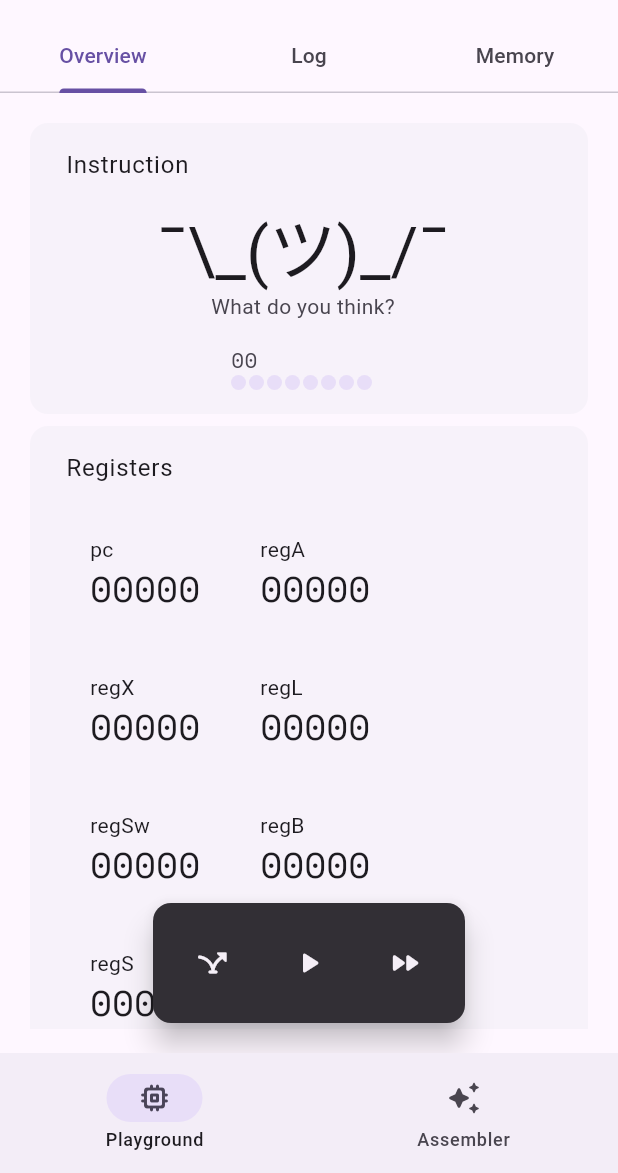
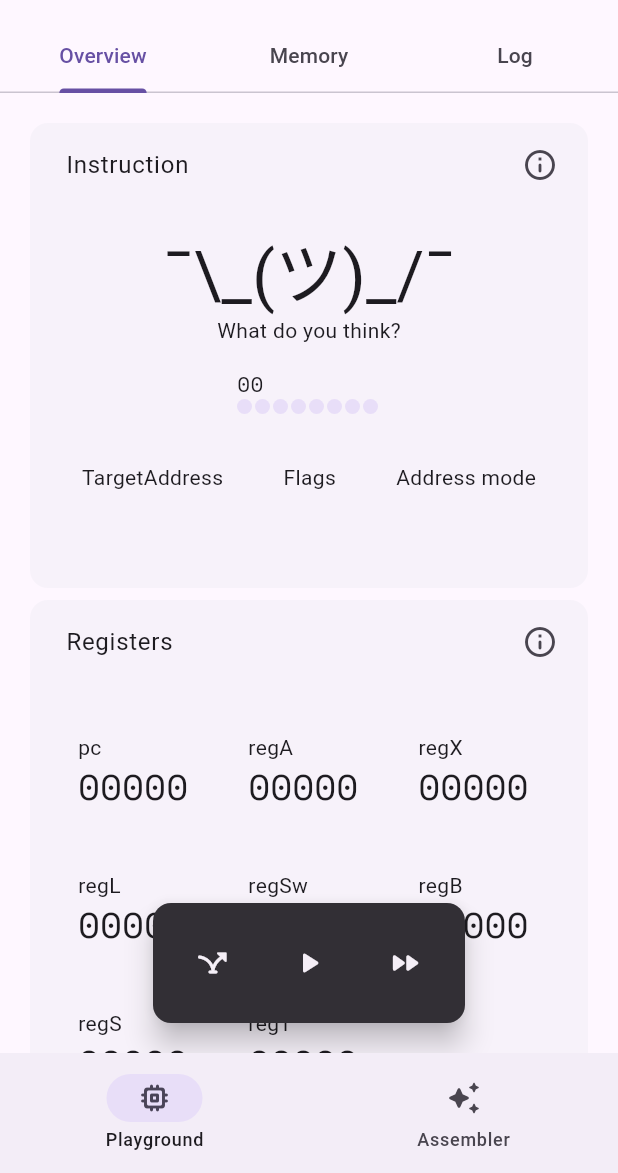
Before and after one commit to ljcucc/sicxe-ide, a Flutter app: the screen it shows after launch, on a phone screen of 412 x 824 dp, the part 63-1236 px from its top. Run offline on Flutter 3.47's test engine with Material 3 defaults, Android fonts, the phone set to English and light mode, and no system bars; drawn by our look-alikes of dynamic_color; our stand-ins replace google_fonts; missing offline and left inert: dart:ffi.

Commit message:
extended overview_card, TA disp, instr flag disp, add document

```diff
--- /dev/null
+++ b/lib/document_page/document_page.dart
@@ -0,0 +1,22 @@
+import 'package:flutter/material.dart';
+import 'package:sicxe/document_page/documents.dart';
+
+class DocumentPage extends StatelessWidget {
+  const DocumentPage({super.key});
+
+  @override
+  Widget build(BuildContext context) {
+    return Scaffold(
+      appBar: AppBar(
+        title: Text("Documents"),
+      ),
+      body: ListView(children: [
+        for (final title in documents.keys)
+          ListTile(
+            title: Text(title),
+            onTap: () {},
+          ),
+      ]),
+    );
+  }
+}
--- /dev/null
+++ b/lib/document_page/documents.dart
@@ -0,0 +1,2 @@
+Map<String, String> documents = {
+};
--- a/lib/overview_card.dart
+++ b/lib/overview_card.dart
@@ -1,28 +1,68 @@
 import 'package:flutter/material.dart';
+import 'package:sicxe/document_page/documents.dart';
 
 class OverviewCard extends StatelessWidget {
   final Widget title;
   final Widget? child;
 
+  final bool expanded;
+
   const OverviewCard({
     super.key,
     required this.title,
     this.child,
+    this.expanded = false,
   });
 
   @override
   Widget build(BuildContext context) {
+    final body = Padding(
+      padding: const EdgeInsets.symmetric(horizontal: 8).copyWith(top: 8),
+      child: child,
+    );
     return Card(
       shadowColor: Colors.transparent,
       child: Container(
         width: double.infinity,
-        padding: const EdgeInsets.all(8),
-        child: ListTile(
-          title: title,
-          subtitle: Padding(
-            padding: const EdgeInsets.only(top: 16),
-            child: child,
-          ),
+        padding: const EdgeInsets.symmetric(vertical: 16, horizontal: 8)
+            .copyWith(top: 0, right: 8),
+        child: Column(
+          crossAxisAlignment: CrossAxisAlignment.start,
+          children: [
+            ListTile(
+              title: title,
+              contentPadding: EdgeInsets.only(left: 16),
+              trailing: IconButton(
+                onPressed: () {
+                  showDialog(
+                    context: context,
+                    builder: (context) {
+                      return Dialog(
+                        backgroundColor: Theme.of(context).colorScheme.surface,
+                        child: Container(
+                          padding: const EdgeInsets.all(24.0),
+                          constraints: BoxConstraints(maxWidth: 700),
+                          child: ListTile(
+                            title: title,
+                            subtitle: Text(
+                                documents[title.toString().split('"')[1]] ??
+                                    ""),
+                          ),
+                        ),
+                      );
+                    },
+                  );
+                },
+                icon: Icon(Icons.info_outline_rounded),
+              ),
+            ),
+            if (!expanded) SizedBox(height: 8),
+            if (expanded)
+              Expanded(
+                child: body,
+              ),
+            if (!expanded) body
+          ],
         ),
       ),
     );
--- a/lib/playground_page/inspectors/instruction_inspector.dart
+++ b/lib/playground_page/inspectors/instruction_inspector.dart
@@ -3,6 +3,7 @@ import 'dart:typed_data';
 import 'package:flutter/material.dart';
 import 'package:sicxe/binary_bar.dart';
 import 'package:sicxe/overview_card.dart';
+import 'package:sicxe/value_block.dart';
 import 'package:sicxe/vm/vm.dart';
 
 class InstructionInspector extends StatelessWidget {
@@ -10,19 +11,47 @@ class InstructionInspector extends StatelessWidget {
 
   const InstructionInspector({super.key, required this.vm});
 
+  _flags2disp(TargetAddress? ta) {
+    String disp = "";
+    if (ta == null) return disp;
+
+    disp += ta.n ? "n" : "_";
+    disp += ta.i ? "i" : "_";
+    disp += ta.x ? "x" : "_";
+    disp += ta.b ? "b" : "_";
+    disp += ta.p ? "p" : "_";
+    disp += ta.e ? "e" : "_";
+
+    return disp;
+  }
+
   @override
   Widget build(BuildContext context) {
     print(vm.curInstruction);
 
     return OverviewCard(
       title: Text("Instruction"),
+      child: Container(
+        width: double.infinity,
+        child: Wrap(
+          alignment: WrapAlignment.center,
+          runAlignment: WrapAlignment.center,
+          runSpacing: 16,
+          spacing: 16,
+          children: [
+            SizedBox(
+              width: 450,
               child: Column(
-        // crossAxisAlignment: CrossAxisAlignment.start,
                 children: [
-          Text(
+                  SizedBox(
+                    width: 300,
+                    child: Text(
                       vm.curInstruction?.opcode.name ?? "¯\\_(ツ)_/¯",
                       style: Theme.of(context).textTheme.displayMedium,
+                      maxLines: 1,
+                      overflow: TextOverflow.fade,
                       textAlign: TextAlign.center,
+                    ),
                   ),
                   Text(vm.curInstruction?.format.name ?? "What do you think?"),
                   SizedBox(height: 16),
@@ -32,6 +61,26 @@ class InstructionInspector extends StatelessWidget {
                   ),
                 ],
               ),
+            ),
+            SingleChildScrollView(
+              scrollDirection: Axis.horizontal,
+              child: Row(
+                mainAxisSize: MainAxisSize.min,
+                children: [
+                  ValueBlock(title: "TargetAddress", disp: ""),
+                  SizedBox(width: 8),
+                  ValueBlock(
+                    title: "Flags",
+                    disp: _flags2disp(vm.ta),
+                  ),
+                  SizedBox(width: 8),
+                  ValueBlock(title: "Address mode", disp: ""),
+                ],
+              ),
+            ),
+          ],
+        ),
+      ),
     );
   }
 }
--- a/lib/playground_page/inspectors/memory_inspector.dart
+++ b/lib/playground_page/inspectors/memory_inspector.dart
@@ -2,6 +2,7 @@ import 'dart:ffi';
 import 'dart:math';
 
 import 'package:flutter/material.dart';
+import 'package:sicxe/overview_card.dart';
 import 'package:sicxe/vm/vm.dart';
 
 import 'package:google_fonts/google_fonts.dart';
@@ -26,23 +27,16 @@ class _MemoryInspectorState extends State<MemoryInspector> {
 
   @override
   Widget build(BuildContext context) {
-    return Card(
-      shadowColor: Colors.transparent,
-      child: Column(
-        children: [
-          const ListTile(
+    return OverviewCard(
+      expanded: true,
       title: Text("Memory overview"),
-          ),
-          Expanded(
-            child: Padding(
-              padding: const EdgeInsets.all(8.0).copyWith(top: 0),
       child: Card(
         elevation: 8,
         shadowColor: Colors.transparent,
         child: ListView.builder(
           padding: EdgeInsets.all(16),
-                  addAutomaticKeepAlives: true,
-                  itemCount: 0xFF + 1,
+          addAutomaticKeepAlives: false,
+          itemCount: 0xFFF ~/ 8 + 1,
           itemBuilder: (context, index) {
             return Text(
               "${(index * 8).toRadixString(16).padLeft(5, "0").toUpperCase()}  ${widget.mem.getRange(index * 8, index * 8 + 8).map((e) => e.toRadixString(16).padLeft(2, '0')).join(" ")}",
@@ -51,10 +45,6 @@ class _MemoryInspectorState extends State<MemoryInspector> {
           },
         ),
       ),
-            ),
-          ),
-        ],
-      ),
     );
   }
 }
--- a/lib/playground_page/inspectors/registers_inspector_list.dart
+++ b/lib/playground_page/inspectors/registers_inspector_list.dart
@@ -3,6 +3,7 @@ import 'package:flutter/material.dart';
 import 'package:google_fonts/google_fonts.dart';
 import 'package:sicxe/binary_bar.dart';
 import 'package:sicxe/overview_card.dart';
+import 'package:sicxe/value_block.dart';
 import 'package:sicxe/vm/integer.dart';
 import 'package:sicxe/vm/vm.dart';
 
@@ -54,57 +55,6 @@ class RegistersInspectorList extends StatelessWidget {
         ],
       ),
     );
-    // return Card(
-    //   shadowColor: Colors.transparent,
-    //   child: Container(
-    //     width: double.infinity,
-    //     padding: const EdgeInsets.all(8),
-    //     child: ListTile(
-    //       title: Text("Registers"),
-    //       subtitle: Padding(
-    //         padding: const EdgeInsets.only(top: 16),
-    //         child: Wrap(
-    //           spacing: 8,
-    //           runSpacing: 8,
-    //           children: [
-    //             IntegerRegisterInspector(
-    //               reg: vm.pc,
-    //               name: "pc",
-    //             ),
-    //             IntegerRegisterInspector(
-    //               reg: vm.regA,
-    //               name: "regA",
-    //             ),
-    //             IntegerRegisterInspector(
-    //               reg: vm.regX,
-    //               name: "regX",
-    //             ),
-    //             IntegerRegisterInspector(
-    //               reg: vm.regL,
-    //               name: "regL",
-    //             ),
-    //             IntegerRegisterInspector(
-    //               reg: vm.regSw,
-    //               name: "regSw",
-    //             ),
-    //             IntegerRegisterInspector(
-    //               reg: vm.regB,
-    //               name: "regB",
-    //             ),
-    //             IntegerRegisterInspector(
-    //               reg: vm.regS,
-    //               name: "regS",
-    //             ),
-    //             IntegerRegisterInspector(
-    //               reg: vm.regT,
-    //               name: "regT",
-    //             ),
-    //           ],
-    //         ),
-    //       ),
-    //     ),
-    //   ),
-    // );
   }
 }
 
@@ -120,31 +70,9 @@ class IntegerRegisterInspector extends StatelessWidget {
 
   @override
   Widget build(BuildContext context) {
-    return Card(
-      elevation: 16,
-      shadowColor: Colors.transparent,
-      clipBehavior: Clip.hardEdge,
-      margin: EdgeInsets.zero,
-      child: InkWell(
-        onTap: () {},
-        child: Padding(
-          padding: const EdgeInsets.all(16.0),
-          child: Column(
-            crossAxisAlignment: CrossAxisAlignment.start,
-            children: [
-              Text(
-                "$name",
-              ),
-              Text(
-                "${reg.get().toRadixString(16).padLeft(5, '0')}",
-                style: GoogleFonts.spaceMono(
-                  textStyle: Theme.of(context).textTheme.headlineSmall,
-                ),
-              ),
-            ],
-          ),
-        ),
-      ),
+    return ValueBlock(
+      title: name,
+      disp: reg.get().toRadixString(16).padLeft(5, '0'),
     );
   }
 }
--- a/lib/playground_page/inspectors/vm_inspector.dart
+++ b/lib/playground_page/inspectors/vm_inspector.dart
@@ -17,16 +17,22 @@ class VMInspector extends StatelessWidget {
     return ConstrainedBox(
       constraints: BoxConstraints(minHeight: double.infinity),
       child: SafeArea(
-        minimum: const EdgeInsets.all(16.0),
+        minimum: EdgeInsets.symmetric(horizontal: 16),
         child: Row(
           crossAxisAlignment: CrossAxisAlignment.start,
           children: [
             if (size.width > 1000) ...[
-              SizedBox(width: 400, child: MemoryInspector(mem: vm.mem)),
-              const SizedBox(width: 8),
+              Container(
+                padding:
+                    const EdgeInsets.symmetric(vertical: 16).copyWith(right: 8),
+                width: 400,
+                height: double.infinity,
+                child: MemoryInspector(mem: vm.mem),
+              ),
             ],
             Expanded(
               child: SingleChildScrollView(
+                padding: const EdgeInsets.symmetric(vertical: 16),
                 child: Column(
                   crossAxisAlignment: CrossAxisAlignment.start,
                   children: [
--- a/lib/playground_page/playground_page.dart
+++ b/lib/playground_page/playground_page.dart
@@ -28,7 +28,7 @@ class _PlaygroundPageState extends State<PlaygroundPage> {
     var fabLocation = FloatingActionButtonLocation.endFloat;
 
     final size = MediaQuery.of(context).size;
-    if (size.width < size.height) {
+    if (size.width < size.height && size.height < 900) {
       fabLocation = FloatingActionButtonLocation.centerFloat;
     }
 
@@ -39,25 +39,19 @@ class _PlaygroundPageState extends State<PlaygroundPage> {
         appBar: AppBar(
           title: Text("SICXE VM"),
           bottom: TabBar(tabs: [
-            Tab(
-              text: "Overview",
-            ),
-            Tab(
-              text: "Log",
-            ),
-            Tab(
-              text: "Memory",
-            ),
+            Tab(text: "Overview"),
+            Tab(text: "Memory"),
+            Tab(text: "Log"),
           ]),
         ),
         body: TabBarView(
           children: [
             VMInspector(vm: vm),
-            LogsTab(),
             SafeArea(
               minimum: const EdgeInsets.all(8.0),
               child: MemoryInspector(mem: vm.mem),
             ),
+            LogsTab(),
           ],
         ),
         floatingActionButtonLocation: fabLocation,
--- /dev/null
+++ b/lib/value_block.dart
@@ -0,0 +1,49 @@
+import 'package:flutter/material.dart';
+import 'package:google_fonts/google_fonts.dart';
+
+class ValueBlock extends StatelessWidget {
+  final String title;
+  final String disp;
+  final bool mono;
+  final VoidCallback? onTap;
+
+  const ValueBlock({
+    super.key,
+    required this.title,
+    required this.disp,
+    this.mono = false,
+    this.onTap,
+  });
+
+  @override
+  Widget build(BuildContext context) {
+    return Card(
+      elevation: 16,
+      shadowColor: Colors.transparent,
+      clipBehavior: Clip.hardEdge,
+      margin: EdgeInsets.zero,
+      child: InkWell(
+        onTap: onTap ?? () {},
+        child: Padding(
+          padding: const EdgeInsets.all(16.0),
+          child: Column(
+            crossAxisAlignment: CrossAxisAlignment.start,
+            children: [
+              Text(
+                "$title",
+              ),
+              Text(
+                "$disp",
+                style: mono
+                    ? Theme.of(context).textTheme.headlineSmall
+                    : GoogleFonts.spaceMono(
+                        textStyle: Theme.of(context).textTheme.headlineSmall,
+                      ),
+              ),
+            ],
+          ),
+        ),
+      ),
+    );
+  }
+}
--- a/lib/vm/vm.dart
+++ b/lib/vm/vm.dart
@@ -22,6 +22,7 @@ class SICXE {
   FloatingPointData regF = FloatingPointData();
   // Inspecting only
   Instruction? curInstruction;
+  TargetAddress? ta;
 
   Future<void> eval() async {
     // 1. Fetch instruction (pc++)
@@ -30,7 +31,7 @@ class SICXE {
     // 2. Decode instruction
     if (instruction.format == InstructionFormat.Format3 ||
         instruction.format == InstructionFormat.Format4) {
-      TargetAddress ta = TargetAddress(instruction);
+      ta = TargetAddress(instruction);
     }
 
     curInstruction = instruction;
@@ -56,6 +57,9 @@ class TargetAddress {
 
     int fstByte = bytes[0];
     int sndByte = bytes[1];
+
+    print(
+        "${fstByte.toRadixString(2).padLeft(8, '0')}-${sndByte.toRadixString(2).padLeft(8, '0')}");
 
     n = fstByte & 0x02 > 0;
     i = fstByte & 0x01 > 0;
```
Lines whose indentation alone changed are shown as unchanged.
